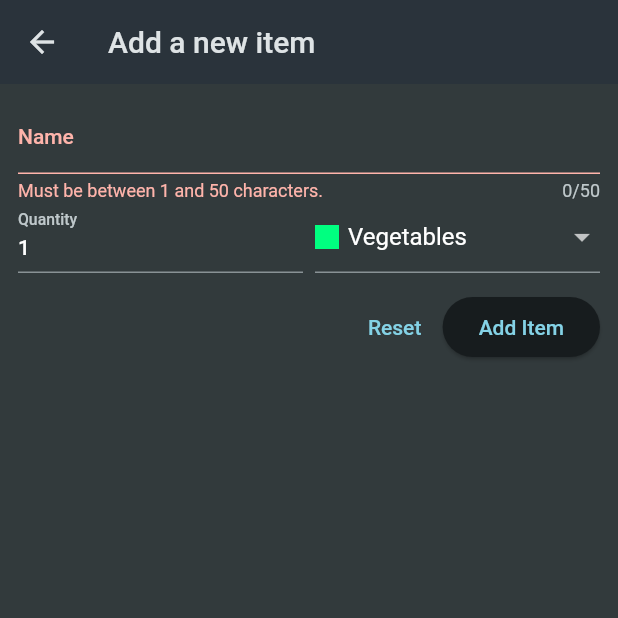
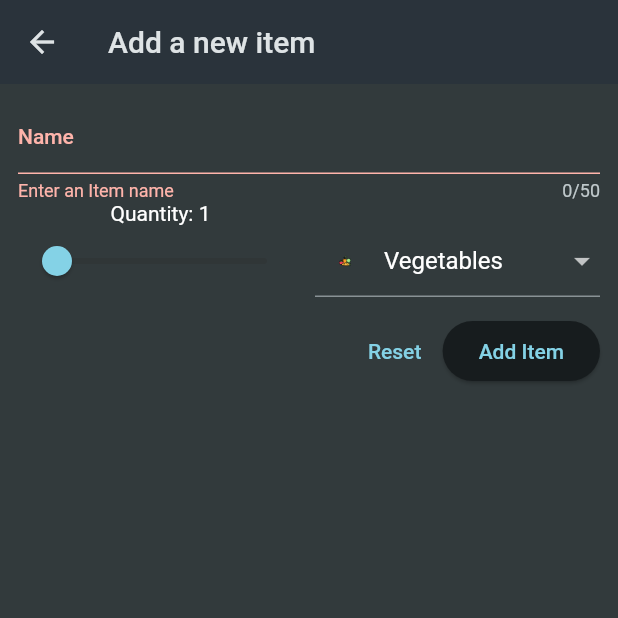
Before and after one commit to TYPW1/shopping-list-app-flutter-U-, a Flutter app: the NewItem screen opened directly, after a tap on "Add Item", on a phone screen of 412 x 824 dp, the top half of it. Run offline on Flutter 3.47's test engine with Material 2 defaults, Android fonts, the phone set to English and light mode, and no system bars; network calls fail.

Commit message:
Refactor quantity input and category selection in NewItem form

```diff
--- a/lib/data/categories.dart
+++ b/lib/data/categories.dart
@@ -5,51 +5,51 @@ const categories = {
   Categories.vegetables: Category(
     'Vegetables',
     Color.fromARGB(255, 0, 255, 128),
-    'lib/assets/icons/vegetable.png'
+    'assets/icons/vegetable.png'
   ),
   Categories.fruit: Category(
     'Fruit',
     Color.fromARGB(255, 145, 255, 0),
-    'lib/assets/icons/fruits.png'
+    'assets/icons/fruits.png'
   ),
   Categories.meat: Category(
     'Meat',
     Color.fromARGB(255, 255, 102, 0),
-    'lib/assets/icons/meat.png'
+    'assets/icons/meat.png'
   ),
   Categories.dairy: Category(
     'Dairy',
     Color.fromARGB(255, 0, 208, 255),
-    'lib/assets/icons/dairy.png'
+    'assets/icons/dairy.png'
   ),
   Categories.carbs: Category(
     'Carbs',
     Color.fromARGB(255, 0, 60, 255),
-    'lib/assets/icons/carbs.png'
+    'assets/icons/carbs.png'
   ),
   Categories.sweets: Category(
     'Sweets',
     Color.fromARGB(255, 255, 149, 0),
-    'lib/assets/icons/sweets.png'
+    'assets/icons/sweets.png'
   ),
   Categories.spices: Category(
     'Spices',
     Color.fromARGB(255, 255, 187, 0),
-    'lib/assets/icons/spice.png'
+    'assets/icons/spice.png'
   ),
   Categories.convenience: Category(
     'Convenience',
     Color.fromARGB(255, 191, 0, 255),
-    'lib/assets/icons/convenience.png'
+    'assets/icons/convenience.png'
   ),
   Categories.hygiene: Category(
     'Hygiene',
     Color.fromARGB(255, 149, 0, 255),
-    'lib/assets/icons/hygiene.png'
+    'assets/icons/hygiene.png'
   ),
   Categories.other: Category(
     'Other',
     Color.fromARGB(255, 0, 225, 255),
-    'lib/assets/icons/other.png'
+    'assets/icons/other.png'
   ),
 };
--- a/lib/widgets/new_item.dart
+++ b/lib/widgets/new_item.dart
@@ -15,7 +15,7 @@ class NewItem extends StatefulWidget {
 class _NewItemState extends State<NewItem> {
   final _formKey = GlobalKey<FormState>();
   var _enteredName = '';
-  var _enteredQty = 1;
+  double _enteredQty = 1;
   var _selectedCategory = categories[Categories.vegetables]!;
   var _isSending = false;
 
@@ -33,7 +33,7 @@ class _NewItemState extends State<NewItem> {
           },
           body: jsonEncode({
             'name': _enteredName,
-            'quantity': _enteredQty,
+            'quantity': _enteredQty.toInt(), // Change this line
             'category': _selectedCategory.title,
           }));
 
@@ -45,16 +45,9 @@ class _NewItemState extends State<NewItem> {
       Navigator.of(context).pop(GroceryItem(
         id: resData['name'],
         name: _enteredName,
-        quantity: _enteredQty,
+        quantity: _enteredQty.toInt(),
         category: _selectedCategory,
       ));
-
-      // Navigator.of(context).pop(GroceryItem(
-      //   id: DateTime.now().toString(),
-      //   name: _enteredName,
-      //   quantity: _enteredQty,
-      //   category: _selectedCategory,
-      // ));
     }
   }
 
@@ -80,7 +73,7 @@ class _NewItemState extends State<NewItem> {
                       value.isEmpty ||
                       value.trim().length == 1 ||
                       value.trim().length > 50) {
-                    return 'Must be between 1 and 50 characters.';
+                    return 'Enter an Item name';
                   }
                   return null;
                 },
@@ -92,23 +85,23 @@ class _NewItemState extends State<NewItem> {
                 crossAxisAlignment: CrossAxisAlignment.end,
                 children: [
                   Expanded(
-                    child: TextFormField(
-                      keyboardType: TextInputType.number,
-                      decoration:
-                          const InputDecoration(label: Text('Quantity')),
-                      initialValue: _enteredQty.toString(),
-                      validator: (value) {
-                        if (value == null ||
-                            value.isEmpty ||
-                            int.tryParse(value) == null ||
-                            int.tryParse(value)! <= 0) {
-                          return 'Must be a valid possitive number.';
-                        }
-                        return null;
-                      },
-                      onSaved: (newValue) {
-                        _enteredQty = int.parse(newValue!);
-                      },
+                    child: Column(
+                      // Add this
+                      children: [
+                        Text('Quantity: ${_enteredQty.round()}'),
+                        Slider(
+                          value: _enteredQty,
+                          min: 1,
+                          max: 100,
+                          divisions: 99,
+                          label: _enteredQty.round().toString(),
+                          onChanged: (double newValue) {
+                            setState(() {
+                              _enteredQty = newValue.roundToDouble();
+                            });
+                          },
+                        ),
+                      ],
                     ),
                   ),
                   const SizedBox(
@@ -123,10 +116,13 @@ class _NewItemState extends State<NewItem> {
                               value: category.value,
                               child: Row(
                                 children: [
-                                  Container(
-                                    height: 16,
-                                    width: 16,
-                                    color: category.value.color,
+                                  Padding(
+                                    padding: const EdgeInsets.all(8.0),
+                                    child: Image.asset(
+                                      'assets/icons/${category.value.title.toLowerCase()}.png',
+                                      height: 24,
+                                      width: 24,
+                                    ),
                                   ),
                                   const SizedBox(
                                     width: 6,
@@ -155,6 +151,11 @@ class _NewItemState extends State<NewItem> {
                           ? null
                           : () {
                               _formKey.currentState!.reset();
+                              setState(() {
+                                _enteredQty = 1; // Reset the quantity slider
+                                _selectedCategory = categories[Categories
+                                    .vegetables]!; // Reset the category dropdown
+                              });
                             },
                       child: const Text("Reset")),
                   ElevatedButton(
--- a/pubspec.yaml
+++ b/pubspec.yaml
@@ -58,7 +58,7 @@ flutter:
   uses-material-design: true
 
   assets:
-  - lib/assets/icons/
+    - assets/icons/
   # To add assets to your application, add an assets section, like this:
   # assets:
   #   - images/a_dot_burr.jpeg
```
Also changed, not shown: lib/widgets/grocery_list.dart (+6 -2 lines), assets/icons/carbs.png (renamed from lib/assets/icons/carbs.png), assets/icons/convenience.png (renamed from lib/assets/icons/convenience.png), assets/icons/dairy.png (renamed from lib/assets/icons/dairy.png), assets/icons/fruit.png (renamed from lib/assets/icons/fruits.png), assets/icons/hygiene.png (renamed from lib/assets/icons/hygiene.png), assets/icons/meat.png (renamed from lib/assets/icons/meat.png), assets/icons/other.png (renamed from lib/assets/icons/other.png), assets/icons/spices.png (renamed from lib/assets/icons/spice.png), assets/icons/sweets.png (renamed from lib/assets/icons/sweets.png), assets/icons/vegetables.png (renamed from lib/assets/icons/vegetables.png), 11 other files.
